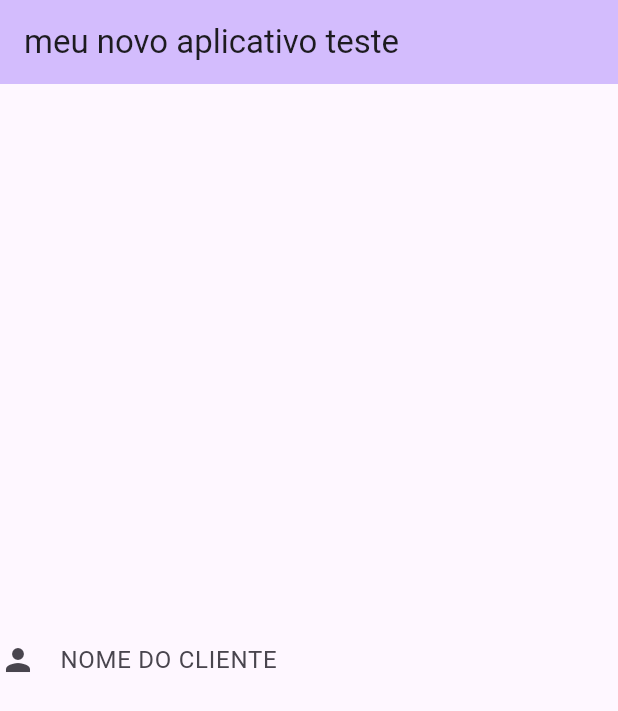
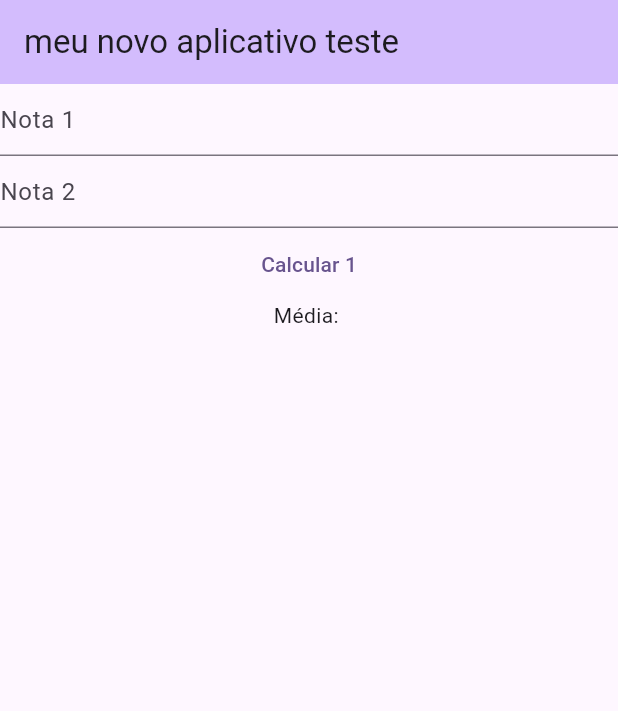
Before and after one commit to enzoDante/codigo-Flutter, a Flutter app: the screen it shows after launch, on a phone screen of 412 x 824 dp. Shown: the top 711 px of the screen. Run offline on Flutter 3.47's test engine with Material 2 defaults, Android fonts, the phone set to English and light mode, and no system bars.

Commit message:
Update main.dart

```diff
--- a/primeiroTeste/flutter_application_1/lib/main.dart
+++ b/primeiroTeste/flutter_application_1/lib/main.dart
@@ -77,11 +77,22 @@ class _PaginaInicioState extends State<MInhaPaginaInicial> {
         // the App.build method, and use it to set our appbar title.
         title: Text(widget.nomeApp),
       ),
-      body: Center(
+      body: Column(
+        children: [
+          componenteFormulario(),
+          //componenteTexto(),
+          //componenteTxtNota1(),
+          //componenteTxtNota2(),
+          //componenteLblResposta(),
+          //componenteBtnCalcular(),
+        ],
         // Center is a layout widget. It takes a single child and positions it
         // in the middle of the parent.
-        child: componenteTexto(),
+        //child: componenteTexto(),
       ),
+      /**
+       * ou body: Center( child: componenteaq() ) -- somente 1 componente!"!!!!"
+       */
        // This trailing comma makes auto-formatting nicer for build methods.
     );
   }
```
